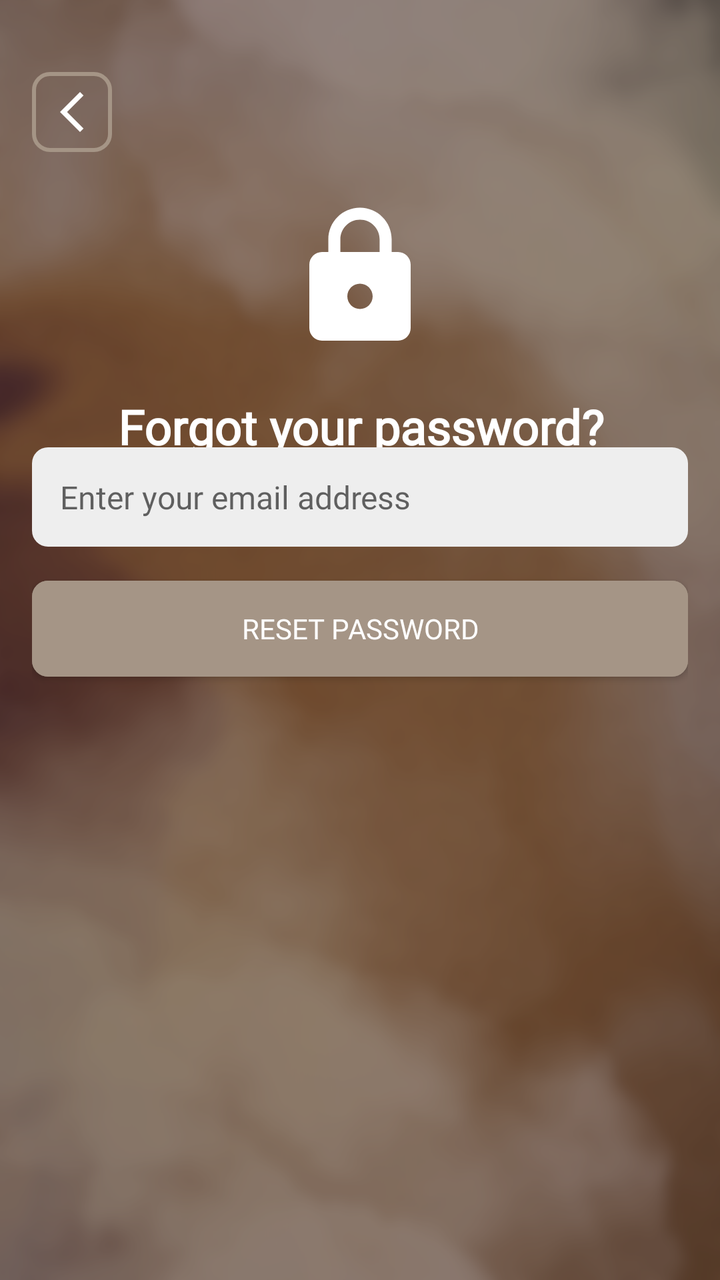
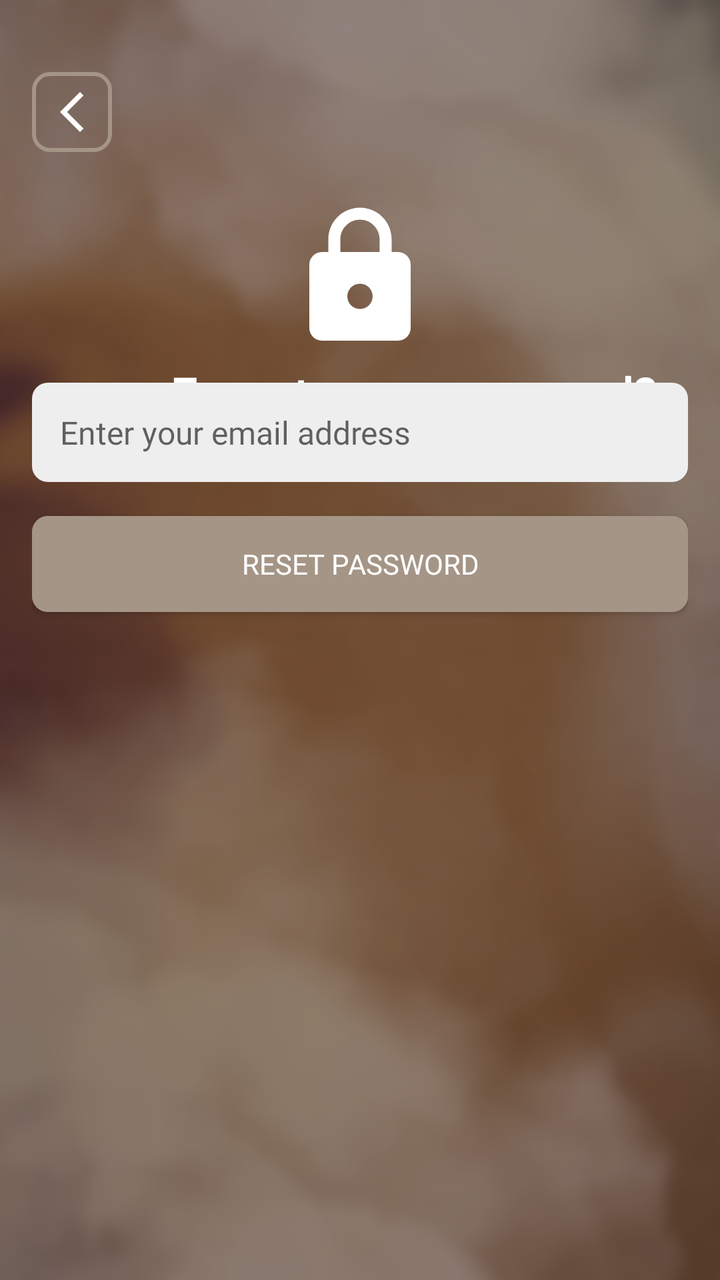

Before-and-after screenshots of an Android layout around one commit, followed by the original layout XML and the change that was made.
<!-- AndroidManifest.xml: application theme AppTheme -->
<!-- res/layout/activity_forgot_password.xml -->
<androidx.constraintlayout.widget.ConstraintLayout
    xmlns:android="http://schemas.android.com/apk/res/android"
    xmlns:app="http://schemas.android.com/apk/res-auto"
    xmlns:tools="http://schemas.android.com/tools"
    android:id="@+id/forgotPassword"
    android:layout_width="match_parent"
    android:layout_height="match_parent"
    android:background="@drawable/app_background"
    android:padding="16dp">

    
    <ImageButton
        android:id="@+id/btnBack"
        android:layout_width="wrap_content"
        android:layout_height="wrap_content"
        android:layout_marginTop="20dp"
        android:background="@drawable/button_outline"
        android:contentDescription="Back"
        android:padding="8dp"
        android:src="@drawable/vector_arrow_back_24"
        app:layout_constraintStart_toStartOf="parent"
        app:layout_constraintTop_toTopOf="parent"
        tools:ignore="HardcodedText" />

    
    <TextView
        android:id="@+id/tvForgotPassword"
        android:layout_width="381dp"
        android:layout_height="46dp"
        android:layout_marginTop="12dp"
        android:fontFamily="@font/montserrat"
        android:paddingTop="8dp"
        android:paddingBottom="8dp"
        android:text="Forgot your password?"
        android:textAlignment="center"
        android:textColor="#FFFFFF"
        android:textSize="24sp"
        android:textStyle="bold"
        app:layout_constraintEnd_toEndOf="parent"
        app:layout_constraintStart_toStartOf="parent"
        app:layout_constraintTop_toBottomOf="@+id/imageView2"
        tools:ignore="HardcodedText" />

    <TextView
        android:id="@+id/txtForgotPassword"
        android:layout_width="wrap_content"
        android:layout_height="wrap_content"
        android:layout_marginTop="8dp"
        android:layout_marginBottom="428dp"
        android:fontFamily="@font/montserrat"
        android:text="Don't worry, just provide your account's email for which you want to reset the password."
        android:textAlignment="center"
        android:textColor="#FFFFFF"
        android:textSize="14sp"
        app:layout_constraintBottom_toBottomOf="parent"
        app:layout_constraintEnd_toEndOf="parent"
        app:layout_constraintHorizontal_bias="1.0"
        app:layout_constraintStart_toStartOf="parent"
        app:layout_constraintTop_toBottomOf="@+id/tvForgotPassword"
        app:layout_constraintVertical_bias="0.0"
        tools:ignore="HardcodedText" />

    
    <EditText
        android:id="@+id/etEmailAddress"
        android:layout_width="0dp"
        android:layout_height="wrap_content"
        android:layout_marginTop="16dp"
        android:background="@drawable/edittext_rounded_bg"
        android:fontFamily="@font/montserrat"
        android:hint="Enter your email address"
        android:inputType="textEmailAddress"
        android:padding="14dp"
        android:textSize="16sp"
        app:layout_constraintEnd_toEndOf="parent"
        app:layout_constraintHorizontal_bias="0.0"
        app:layout_constraintStart_toStartOf="parent"
        app:layout_constraintTop_toBottomOf="@+id/txtForgotPassword"
        tools:ignore="HardcodedText" />

    
    <Button
        android:id="@+id/btnResetPassword"
        android:layout_width="match_parent"
        android:layout_height="wrap_content"
        android:layout_marginTop="17dp"
        android:layout_marginBottom="280dp"
        android:background="@drawable/button_primary"
        android:fontFamily="@font/montserrat_medium"
        android:text="Reset Password"
        android:textColor="#FFFFFF"
        app:layout_constraintBottom_toBottomOf="parent"
        app:layout_constraintEnd_toEndOf="parent"
        app:layout_constraintHorizontal_bias="0.0"
        app:layout_constraintStart_toStartOf="parent"
        app:layout_constraintTop_toBottomOf="@+id/etEmailAddress"
        app:layout_constraintVertical_bias="0.0"
        tools:ignore="HardcodedText" />

    
    <ProgressBar
        android:id="@+id/progressBar"
        android:layout_width="match_parent"
        android:layout_height="wrap_content"
        android:layout_marginTop="17dp"
        android:layout_marginBottom="280dp"
        android:background="@drawable/button_primary"
        android:fontFamily="@font/montserrat_medium"
        android:text="Reset Password"
        android:textColor="#FFFFFF"
        android:progressTint="@android:color/white"
        android:indeterminate="true"
        android:indeterminateTintMode="src_atop"
        android:indeterminateTint="@android:color/white"
        app:layout_constraintBottom_toBottomOf="parent"
        app:layout_constraintEnd_toEndOf="parent"
        app:layout_constraintHorizontal_bias="0.0"
        app:layout_constraintStart_toStartOf="parent"
        app:layout_constraintTop_toBottomOf="@+id/etEmailAddress"
        app:layout_constraintVertical_bias="0.0"
        tools:ignore="HardcodedText" />

    <ImageView
        android:id="@+id/imageView2"
        android:layout_width="76dp"
        android:layout_height="77dp"
        android:layout_marginTop="24dp"
        app:layout_constraintBottom_toBottomOf="parent"
        app:layout_constraintEnd_toEndOf="parent"
        app:layout_constraintStart_toStartOf="parent"
        app:layout_constraintTop_toBottomOf="@+id/btnBack"
        app:layout_constraintVertical_bias="0.0"
        app:srcCompat="@drawable/vector_lock_24" />
</androidx.constraintlayout.widget.ConstraintLayout>
<!-- resources referenced by this layout -->
<resources>
  <!-- drawable app_background: png bitmap (drawable, 412652 bytes) -->
  <!-- drawable button_outline (drawable) -->
  <shape xmlns:android="http://schemas.android.com/apk/res/android"
      android:shape="rectangle">
      <solid android:color="@android:color/transparent"/>
      <corners android:radius="8dp"/>
      <stroke
          android:width="2dp"
          android:color="#A59586"/>
  </shape>
  <!-- drawable button_primary (drawable) -->
  <shape xmlns:android="http://schemas.android.com/apk/res/android"
      android:shape="rectangle">
      <solid android:color="#A59586"/>
      <corners android:radius="8dp"/>
  </shape>
  <!-- drawable edittext_rounded_bg (drawable) -->
  <shape xmlns:android="http://schemas.android.com/apk/res/android"
      android:shape="rectangle">
      <solid android:color="#EEEEEE"/>
      <corners android:radius="8dp"/>
  </shape>
  <!-- drawable vector_arrow_back_24 (drawable) -->
  <vector xmlns:android="http://schemas.android.com/apk/res/android" android:height="24dp" android:tint="#FFFFFF" android:viewportHeight="24" android:viewportWidth="24" android:width="24dp">
        
      <path android:fillColor="@android:color/white" android:pathData="M17.77,3.77l-1.77,-1.77l-10,10l10,10l1.77,-1.77l-8.23,-8.23z"/>
      
  </vector>
  <!-- drawable vector_lock_24 (drawable) -->
  <vector xmlns:android="http://schemas.android.com/apk/res/android" android:height="24dp" android:tint="#FFFFFF" android:viewportHeight="24" android:viewportWidth="24" android:width="24dp">
        
      <path android:fillColor="@android:color/white" android:pathData="M18,8h-1L17,6c0,-2.76 -2.24,-5 -5,-5S7,3.24 7,6v2L6,8c-1.1,0 -2,0.9 -2,2v10c0,1.1 0.9,2 2,2h12c1.1,0 2,-0.9 2,-2L20,10c0,-1.1 -0.9,-2 -2,-2zM12,17c-1.1,0 -2,-0.9 -2,-2s0.9,-2 2,-2 2,0.9 2,2 -0.9,2 -2,2zM15.1,8L8.9,8L8.9,6c0,-1.71 1.39,-3.1 3.1,-3.1 1.71,0 3.1,1.39 3.1,3.1v2z"/>
      
  </vector>
  <style name="AppTheme" parent="Theme.AppCompat.Light.NoActionBar">
          <item name="android:statusBarColor">@color/colorPrimary</item>
          
          <item name="colorPrimary">@color/colorPrimary</item>
          <item name="colorPrimaryDark">@color/colorPrimaryDark</item>
          <item name="colorAccent">@color/colorAccent</item>
      </style>
  <color name="colorPrimary">#000000</color>
  <color name="colorPrimaryDark">#424242</color>
  <color name="colorAccent">#CCCCCC</color>
</resources>

<!-- the commit's change to res/layout/activity_forgot_password.xml (unified diff, before → after) -->
@@ -27,16 +27,15 @@
         android:id="@+id/tvForgotPassword"
         android:layout_width="381dp"
         android:layout_height="46dp"
-        android:layout_marginTop="12dp"
+        android:layout_marginTop="4dp"
         android:fontFamily="@font/montserrat"
-        android:paddingTop="8dp"
-        android:paddingBottom="8dp"
         android:text="Forgot your password?"
         android:textAlignment="center"
         android:textColor="#FFFFFF"
         android:textSize="24sp"
         android:textStyle="bold"
         app:layout_constraintEnd_toEndOf="parent"
+        app:layout_constraintHorizontal_bias="0.0"
         app:layout_constraintStart_toStartOf="parent"
         app:layout_constraintTop_toBottomOf="@+id/imageView2"
         tools:ignore="HardcodedText" />
@@ -45,10 +44,9 @@
         android:id="@+id/txtForgotPassword"
         android:layout_width="wrap_content"
         android:layout_height="wrap_content"
-        android:layout_marginTop="8dp"
         android:layout_marginBottom="428dp"
         android:fontFamily="@font/montserrat"
-        android:text="Don't worry, just provide your account's email for which you want to reset the password."
+        android:text="Don't worry, just provide the email address associated with your account, and we’ll send you instructions to reset your password."
         android:textAlignment="center"
         android:textColor="#FFFFFF"
         android:textSize="14sp"
